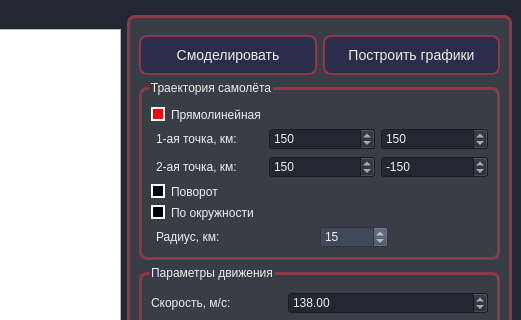
The window that Programs/Analyzer/MainWindow.ui (Omazz/SurveillanceTracker) describes before a commit, drawn with Qt 5; both pictures show x 748 to 1269 and y 0 to 320 of the 1269 by 940 pixel window.
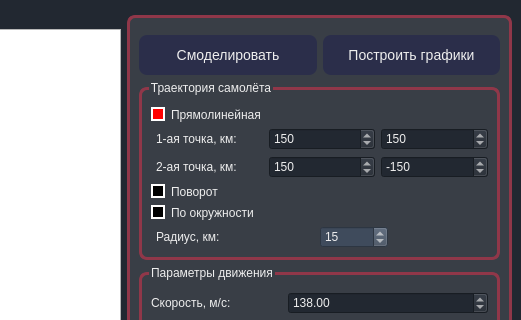
The same window after the commit. Icons and pictures are not drawn. Custom widgets are drawn as their Qt base class.

Commit message: Переписан стиль

Patch:
```diff
--- a/Programs/Analyzer/MainWindow.ui
+++ b/Programs/Analyzer/MainWindow.ui
@@ -43,23 +43,17 @@
     subcontrol-origin: margin;
     subcontrol-position: top left;
     left: 10px;
-	/* background-color: #393E46; 
-	 border: 2px solid #00ADB5;*/
 }
 
 QLabel {
     color: #EEEEEE;
 }
 
+
 QPushButton {
 	background-color: #820000;  
     color: #EEEEEE;
-    border: 2px solid #903749;
-    border-radius: 8px ;
-    padding: 4px 8px;
-    text-align: center;
-    text-decoration: none;
-    display: inline-block;
+    border-radius: 8px;
     font-size: 14px;
 }
 
```
